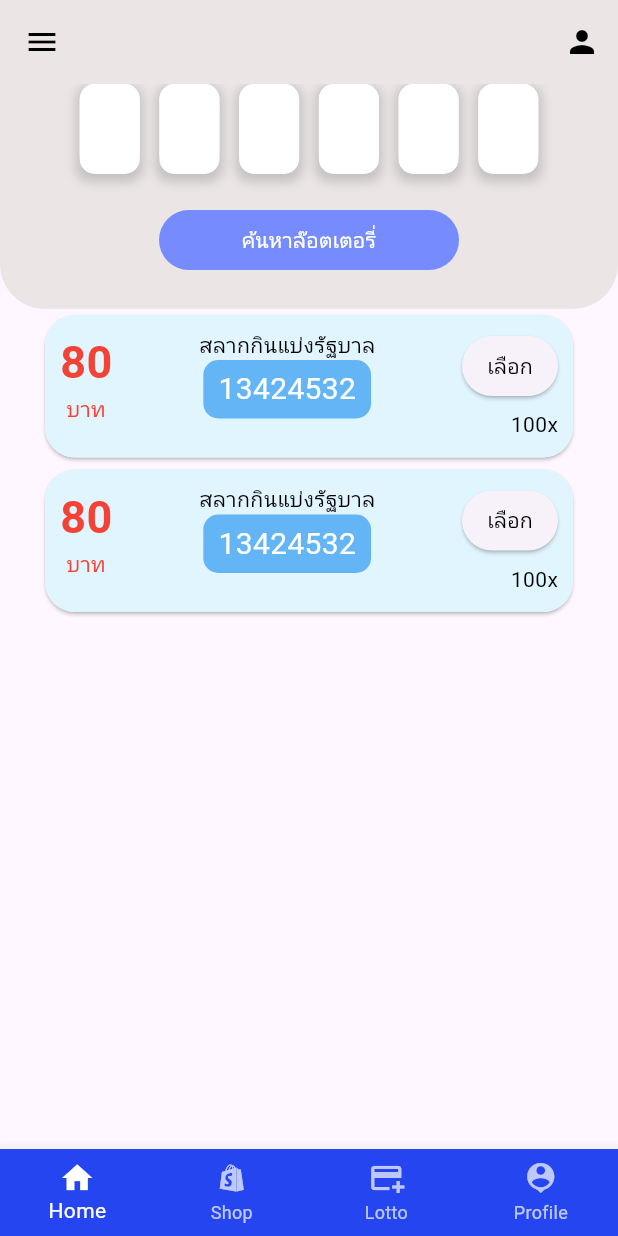
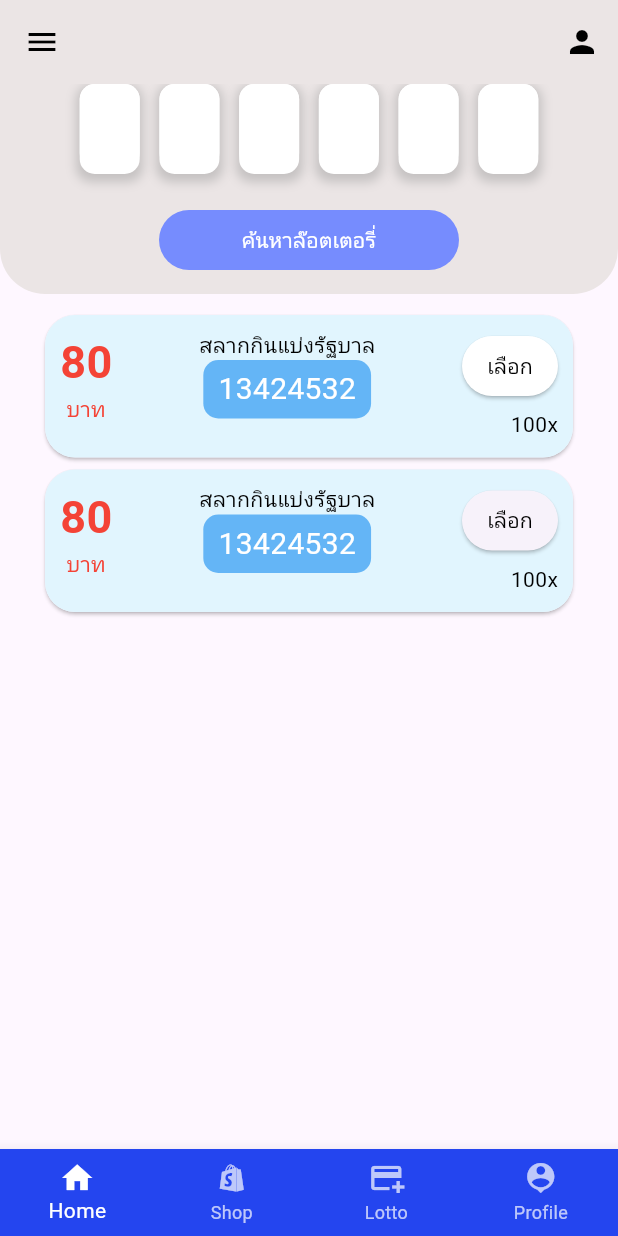
Before and after one commit to SananTongchot/Lotto888, a Flutter app: the screen it shows after launch, on a phone screen of 412 x 824 dp. Run offline on Flutter 3.47's test engine with Material 3 defaults, Android fonts, the phone set to English and light mode, and no system bars.

Commit message:
finish 2

```diff
--- a/lib/page/FindLotto.dart
+++ b/lib/page/FindLotto.dart
@@ -79,7 +79,7 @@ class _FineLottoPageState extends State<FineLottoPage> {
       body: Column(children: [
         SizedBox(
           width: double.infinity,
-          height: 150,
+          height: 140,
           child: ClipRRect(
             borderRadius: const BorderRadius.only(
               bottomLeft: Radius.circular(30), // การโค้งมนที่มุมล่างซ้าย
@@ -476,6 +476,9 @@ class _FineLottoPageState extends State<FineLottoPage> {
           ),
         ),
         SizedBox(
+          height: 10,
+        ),
+        SizedBox(
           width: 360,
           height: 103,
           child: Card(
@@ -561,6 +564,7 @@ class _FineLottoPageState extends State<FineLottoPage> {
                             shape: RoundedRectangleBorder(
                               borderRadius: BorderRadius.circular(20),
                             ),
+                            backgroundColor: Colors.white
                             // primary: Colors.white, // สีพื้นหลังของปุ่ม
                             // onPrimary: Colors.grey, // สีของข้อความปุ่ม
                             ),
```
Lines whose indentation alone changed are shown as unchanged.
